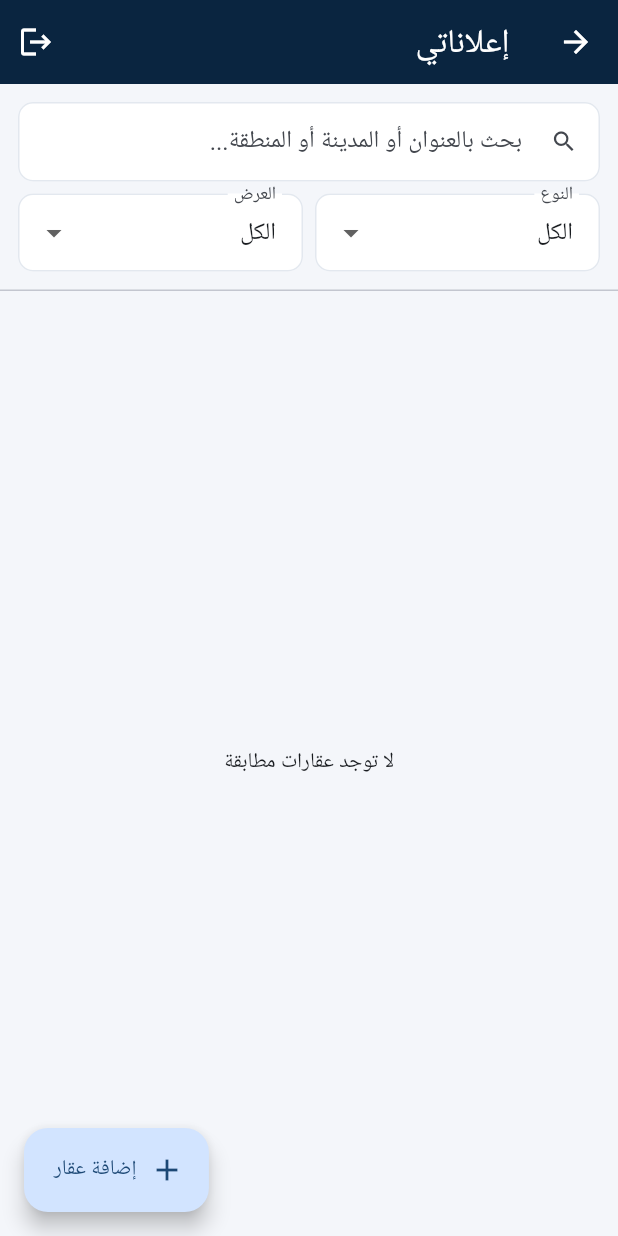
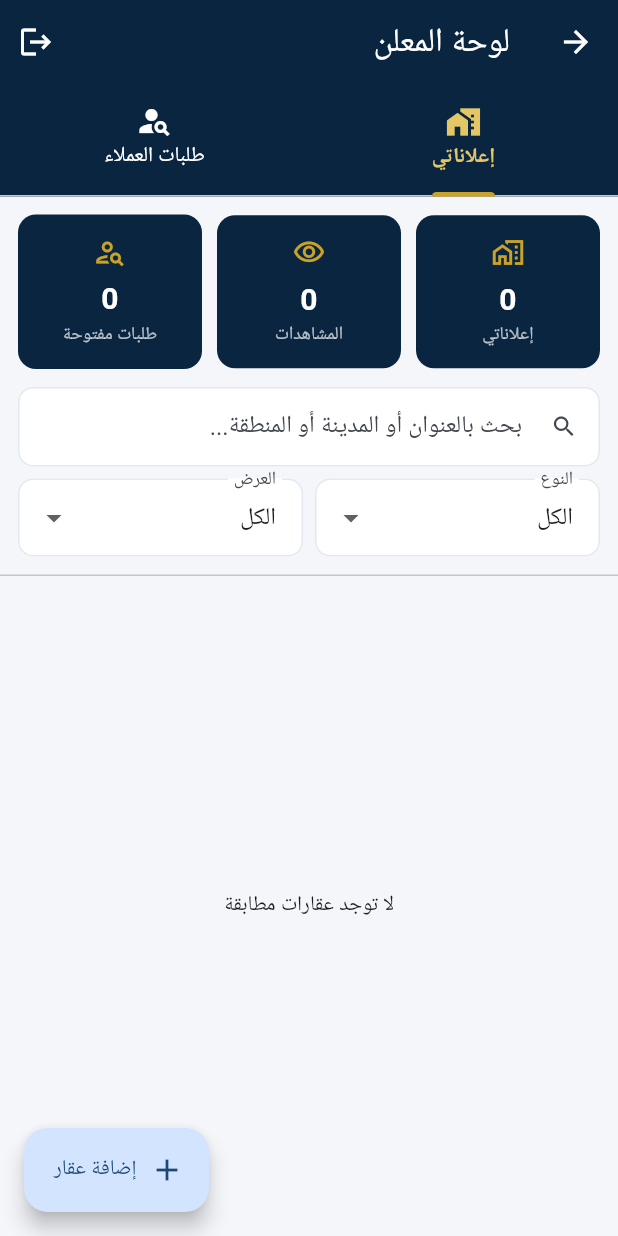
Before and after one commit to MohamedFouad99/aqarat_panel, a Flutter app: the PropertiesListScreen screen opened directly, on a phone screen of 412 x 824 dp. Run offline on Flutter 3.47's test engine with Material 3 defaults, Android fonts, the phone set to English and light mode, and no system bars; our stand-ins replace cloud_firestore, firebase_auth, firebase_core, firebase_storage, flutter_map, go_router and 4 more; accounts and stored records are empty; Roboto replaces fonts that are missing (Cairo); statements that could not run were skipped.

Commit message:
Refactor PropertiesListScreen to include tabbed navigation and enhance property statistics display; update currency label in PropertyFormScreen

```diff
--- a/lib/screens/properties_list_screen.dart
+++ b/lib/screens/properties_list_screen.dart
@@ -2,9 +2,13 @@ import 'package:flutter/material.dart';
 import 'package:intl/intl.dart' hide TextDirection;
 
 import '../models/property.dart';
+import '../models/property_request.dart';
 import '../services/auth_service.dart';
 import '../services/property_service.dart';
+import '../services/request_service.dart';
+import '../services/views_service.dart';
 import 'property_form_screen.dart';
+import 'requests_view.dart';
 
 class PropertiesListScreen extends StatefulWidget {
   const PropertiesListScreen({super.key});
@@ -16,6 +20,8 @@ class PropertiesListScreen extends StatefulWidget {
 class _PropertiesListScreenState extends State<PropertiesListScreen> {
   final _service = PropertyService();
   final _auth = AuthService();
+  final _viewsService = ViewsService();
+  final _requestService = RequestService();
   final _priceFormat = NumberFormat.decimalPattern('ar');
 
   String _search = '';
@@ -73,9 +79,11 @@ class _PropertiesListScreenState extends State<PropertiesListScreen> {
   Widget build(BuildContext context) {
     return Directionality(
       textDirection: TextDirection.rtl,
+      child: DefaultTabController(
+        length: 2,
         child: Scaffold(
           appBar: AppBar(
-          title: const Text('إعلاناتي'),
+            title: const Text('لوحة المعلن'),
             actions: [
               IconButton(
                 tooltip: 'تسجيل الخروج',
@@ -83,18 +91,37 @@ class _PropertiesListScreenState extends State<PropertiesListScreen> {
                 onPressed: _auth.signOut,
               ),
             ],
+            bottom: const TabBar(
+              indicatorColor: Color(0xFFC9A227),
+              indicatorWeight: 3,
+              labelColor: Color(0xFFE3C766),
+              unselectedLabelColor: Colors.white,
+              labelStyle: TextStyle(fontWeight: FontWeight.bold, fontSize: 14),
+              unselectedLabelStyle: TextStyle(fontSize: 14),
+              tabs: [
+                Tab(text: 'إعلاناتي', icon: Icon(Icons.home_work)),
+                Tab(text: 'طلبات العملاء', icon: Icon(Icons.person_search)),
+              ],
+            ),
           ),
           floatingActionButton: FloatingActionButton.extended(
             onPressed: () => _openForm(),
             icon: const Icon(Icons.add),
             label: const Text('إضافة عقار'),
           ),
-        body: Column(
+          body: TabBarView(
             children: [
-            _buildFilters(),
-            const Divider(height: 1),
-            Expanded(
-              child: StreamBuilder<List<Property>>(
+              _myListingsTab(),
+              RequestsView(),
+            ],
+          ),
+        ),
+      ),
+    );
+  }
+
+  Widget _myListingsTab() {
+    return StreamBuilder<List<Property>>(
       stream: _auth.currentUser != null
           ? _service.watchByOwner(_auth.currentUser!.uid)
           : _service.watchProperties(),
@@ -105,21 +132,77 @@ class _PropertiesListScreenState extends State<PropertiesListScreen> {
         if (!snapshot.hasData) {
           return const Center(child: CircularProgressIndicator());
         }
-                  final items = _applyFilters(snapshot.data!);
-                  if (items.isEmpty) {
-                    return const Center(
-                      child: Text('لا توجد عقارات مطابقة'),
-                    );
-                  }
-                  return ListView.separated(
+        final owned = snapshot.data!;
+        final items = _applyFilters(owned);
+        return Column(
+          children: [
+            _statsCard(owned),
+            _buildFilters(),
+            const Divider(height: 1),
+            Expanded(
+              child: items.isEmpty
+                  ? const Center(child: Text('لا توجد عقارات مطابقة'))
+                  : ListView.separated(
                       padding: const EdgeInsets.all(12),
                       itemCount: items.length,
                       separatorBuilder: (_, _) => const SizedBox(height: 8),
                       itemBuilder: (_, i) => _buildTile(items[i]),
+                    ),
+            ),
+          ],
         );
       },
+    );
+  }
+
+  Widget _statsCard(List<Property> owned) {
+    final ids = owned.map((p) => p.id).toSet();
+    return Padding(
+      padding: const EdgeInsets.fromLTRB(12, 12, 12, 0),
+      child: Row(
+        children: [
+          _stat('إعلاناتي', '${owned.length}', Icons.home_work_outlined),
+          const SizedBox(width: 10),
+          FutureBuilder<Map<String, int>>(
+            future: _viewsService.fetchAll(),
+            builder: (_, snap) {
+              final total = (snap.data ?? {})
+                  .entries
+                  .where((e) => ids.contains(e.key))
+                  .fold<int>(0, (s, e) => s + e.value);
+              return _stat('المشاهدات', '$total', Icons.visibility_outlined);
+            },
           ),
+          const SizedBox(width: 10),
+          StreamBuilder<List<PropertyRequest>>(
+            stream: _requestService.watchOpenRequests(),
+            builder: (_, snap) => _stat('طلبات مفتوحة',
+                '${snap.data?.length ?? 0}', Icons.person_search_outlined),
           ),
+        ],
+      ),
+    );
+  }
+
+  Widget _stat(String label, String value, IconData icon) {
+    return Expanded(
+      child: Container(
+        padding: const EdgeInsets.symmetric(vertical: 14, horizontal: 8),
+        decoration: BoxDecoration(
+          color: const Color(0xFF0A2540),
+          borderRadius: BorderRadius.circular(12),
+        ),
+        child: Column(
+          children: [
+            Icon(icon, color: const Color(0xFFC9A227), size: 22),
+            const SizedBox(height: 6),
+            Text(value,
+                style: const TextStyle(
+                    color: Colors.white,
+                    fontSize: 20,
+                    fontWeight: FontWeight.bold)),
+            Text(label,
+                style: const TextStyle(color: Colors.white70, fontSize: 12)),
           ],
         ),
       ),
@@ -210,7 +293,7 @@ class _PropertiesListScreenState extends State<PropertiesListScreen> {
         subtitle: Text(
           '${p.type.arabicLabel} · ${p.listingType.arabicLabel} · '
           '${p.city} ${p.district}\n'
-          '${_priceFormat.format(p.price)} ج.م · ${p.area} م² · ${p.status.arabicLabel}',
+          '${_priceFormat.format(p.price)} ريال · ${p.area} م² · ${p.status.arabicLabel}',
         ),
         isThreeLine: true,
         trailing: PopupMenuButton<String>(
--- a/lib/screens/property_form_screen.dart
+++ b/lib/screens/property_form_screen.dart
@@ -274,7 +274,7 @@ class _PropertyFormScreenState extends State<PropertyFormScreen> {
                   Row(
                     children: [
                       Expanded(
-                        child: _text(_price, 'السعر (ج.م)',
+                        child: _text(_price, 'السعر (ريال)',
                             required: true, number: true),
                       ),
                       const SizedBox(width: 12),
```
Lines whose indentation alone changed are shown as unchanged.
